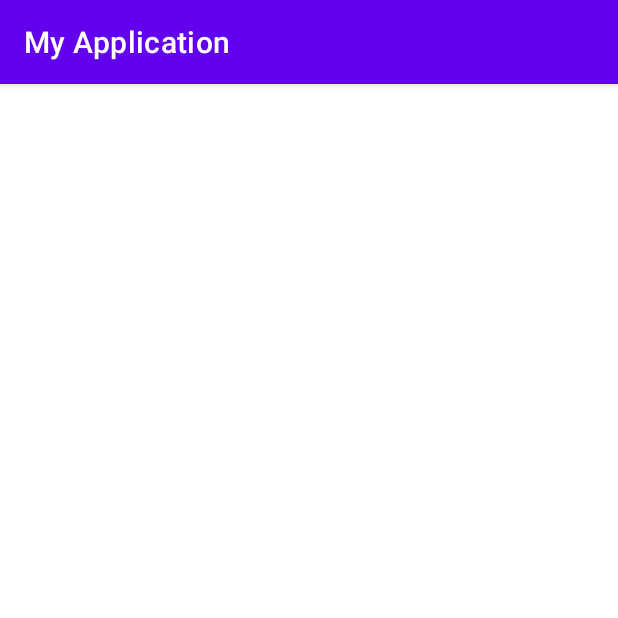
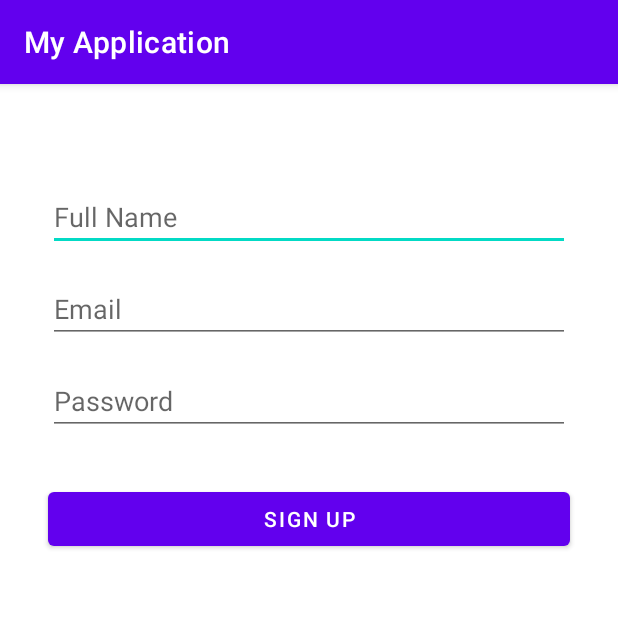
Before and after one commit to m-ahsan1/chat-app-using-firebase, an Android app: the SignUp screen opened directly, with no data from a screen before it, on a phone screen of 412 x 824 dp, the top half of it. Run offline under Robolectric (Android 15) with nearby library versions, the phone set to English and light mode, and no system bars; our stand-ins replace Firebase (no records; nobody signed in at launch, a user with empty details on screens opened directly).

Commit message:
added firebase auth for login and sign up

```diff
--- a/app/src/main/java/com/example/myapplication/SignUp.kt
+++ b/app/src/main/java/com/example/myapplication/SignUp.kt
@@ -1,11 +1,57 @@
 package com.example.myapplication
 
+import android.annotation.SuppressLint
+import android.content.Intent
 import androidx.appcompat.app.AppCompatActivity
 import android.os.Bundle
+import android.widget.Button
+import android.widget.EditText
+import android.widget.Toast
+import com.google.firebase.auth.FirebaseAuth
 
 class SignUp : AppCompatActivity() {
+
+    private lateinit var edtName: EditText
+    private lateinit var edtEmail: EditText
+    private lateinit var edtPass: EditText
+    private lateinit var btnSignup: Button
+    private lateinit var mAuth: FirebaseAuth
+
+    @SuppressLint("MissingInflatedId")
     override fun onCreate(savedInstanceState: Bundle?) {
         super.onCreate(savedInstanceState)
         setContentView(R.layout.activity_sign_up)
+
+        mAuth = FirebaseAuth.getInstance()
+
+        edtName = findViewById(R.id.fname)
+        edtEmail = findViewById(R.id.email)
+        edtPass = findViewById(R.id.password)
+        btnSignup = findViewById(R.id.sign_up)
+
+        btnSignup.setOnClickListener {
+            val email = edtEmail.text.toString()
+            val password = edtPass.text.toString()
+
+            signUp(email, password)
+        }
     }
+
+    private fun signUp(email:String, password:String){
+        //code for signup
+
+        mAuth.createUserWithEmailAndPassword(email, password)
+            .addOnCompleteListener(this) { task ->
+                if (task.isSuccessful) {
+                    // Sign in success, update UI with the signed-in user's information
+                    val intent = Intent (this@SignUp, MainActivity::class.java)
+                    startActivity(intent)
+                } else {
+                    // If sign in fails, display a message to the user.
+                    Toast.makeText(this@SignUp, "Error : Cannot create user.", Toast.LENGTH_SHORT).show()
+                }
+            }
+
+    }
+
 }
--- a/app/src/main/res/layout/activity_sign_up.xml
+++ b/app/src/main/res/layout/activity_sign_up.xml
@@ -1,9 +1,59 @@
 <?xml version="1.0" encoding="utf-8"?>
-<androidx.constraintlayout.widget.ConstraintLayout xmlns:android="http://schemas.android.com/apk/res/android"
-    xmlns:app="http://schemas.android.com/apk/res-auto"
-    xmlns:tools="http://schemas.android.com/tools"
+<RelativeLayout xmlns:android="http://schemas.android.com/apk/res/android"
     android:layout_width="match_parent"
     android:layout_height="match_parent"
-    tools:context=".SignUp">
+    android:padding="16dp">
 
-</androidx.constraintlayout.widget.ConstraintLayout>
+<!--    <ImageView-->
+<!--        android:id="@+id/logo"-->
+<!--        android:layout_width="150dp"-->
+<!--        android:layout_height="150dp"-->
+<!--        android:src="@drawable/logo"-->
+<!--        android:layout_marginTop="50dp"-->
+<!--        android:layout_centerHorizontal="true"/>-->
+
+    <EditText
+        android:id="@+id/fname"
+        android:layout_width="match_parent"
+        android:layout_height="wrap_content"
+        android:hint="Full Name"
+        android:inputType="textPersonName"
+
+        android:layout_marginTop="50dp"
+        android:layout_marginStart="16dp"
+        android:layout_marginEnd="16dp"/>
+
+    <EditText
+        android:id="@+id/email"
+        android:layout_width="match_parent"
+        android:layout_height="wrap_content"
+        android:hint="Email"
+        android:inputType="textEmailAddress"
+        android:layout_below="@id/fname"
+        android:layout_marginTop="16dp"
+        android:layout_marginStart="16dp"
+        android:layout_marginEnd="16dp"/>
+
+    <EditText
+        android:id="@+id/password"
+        android:layout_width="match_parent"
+        android:layout_height="wrap_content"
+        android:hint="Password"
+        android:inputType="textPassword"
+        android:layout_below="@id/email"
+        android:layout_marginTop="16dp"
+        android:layout_marginStart="16dp"
+        android:layout_marginEnd="16dp"/>
+
+
+    <Button
+        android:id="@+id/sign_up"
+        android:layout_width="match_parent"
+        android:layout_height="wrap_content"
+        android:text="Sign Up"
+        android:layout_below="@id/password"
+        android:layout_marginTop="32dp"
+        android:layout_marginStart="16dp"
+        android:layout_marginEnd="16dp"/>
+
+</RelativeLayout>
```
Also changed, not shown: app/build.gradle (+9 -2 lines), app/src/main/AndroidManifest.xml (+9 -7 lines), app/src/main/java/com/example/myapplication/Login.kt (+54 -0 lines), app/src/main/res/layout/activity_login.xml (+47 -5 lines), build.gradle (+7 -1 lines).
